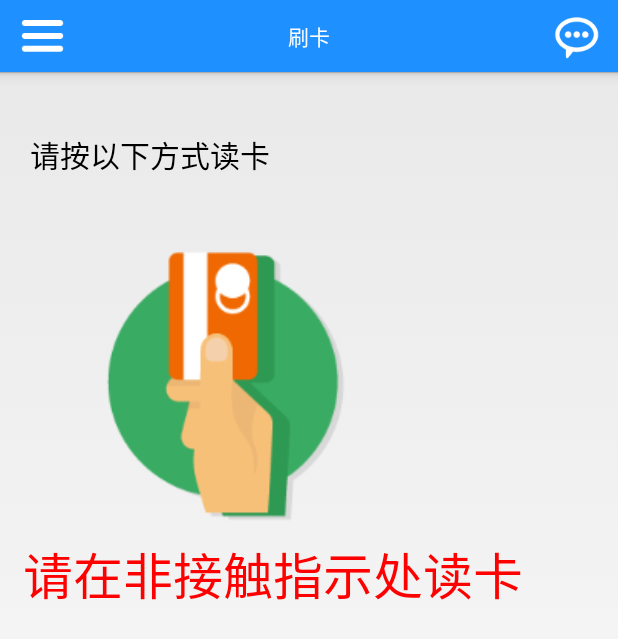
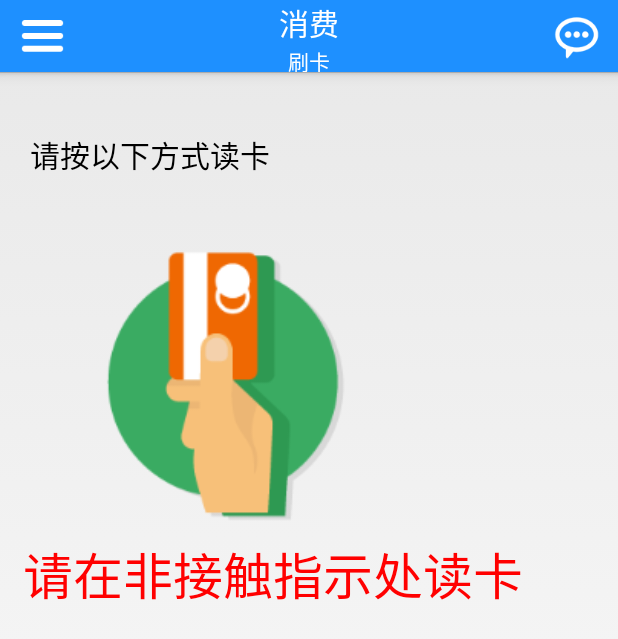
Before and after one commit to vicentxiong/SxsmCardPay, an Android app: the ReadCardActivity screen opened directly, with no data from a screen before it, on a phone screen of 412 x 824 dp. Shown: the top 639 px of the screen. Run offline under Robolectric (Android 15) with nearby library versions, the phone set to English and light mode, and no system bars; 3 statements that could not run were skipped.

Commit message:
add second title

```diff
--- a/SXSMCardPay/app/src/main/java/com/mwdev/sxsmcardpay/SxBaseActivity.java
+++ b/SXSMCardPay/app/src/main/java/com/mwdev/sxsmcardpay/SxBaseActivity.java
@@ -40,7 +40,7 @@ public abstract class SxBaseActivity extends Activity implements PosApplication.
     private ImageView mActionBarLeft;
     private ImageView mActionBarRight;
     private TextView mTitle;
-
+    private TextView mTitle_top;
     private WindowManager mWinMgr;
     private PosApplication mPosApp;
     WindowManager.LayoutParams mWindowLayoutParams;
@@ -117,6 +117,7 @@ public abstract class SxBaseActivity extends Activity implements PosApplication.
         mActionBarLeft = (ImageView) bar.getCustomView().findViewById(R.id.actionbar_left);
         mActionBarRight = (ImageView) bar.getCustomView().findViewById(R.id.actionbar_right);
         mTitle = (TextView) bar.getCustomView().findViewById(R.id.title);
+        mTitle_top= (TextView) bar.getCustomView().findViewById(R.id.title_top);
         ActionBarClickListener l = new ActionBarClickListener();
         mActionBarLeft.setOnClickListener(l);
         mActionBarRight.setOnClickListener(l);
@@ -159,6 +160,21 @@ public abstract class SxBaseActivity extends Activity implements PosApplication.
         mTitle.setText(title);
     }
 
+    /**
+     * 设置界面title_top
+     * @param title
+     */
+    public void setAcitvityTitle_top(String title){
+        mTitle_top.setText(title);
+    }
+
+    /**
+     * 设置界面title_top
+     * @param
+     */
+    public void setAcitvityTitle_top_able(){
+        mTitle_top.setVisibility(View.VISIBLE);
+    }
     /**
      * 设置actionbar left button 是否可见
      * @param visitity
```
